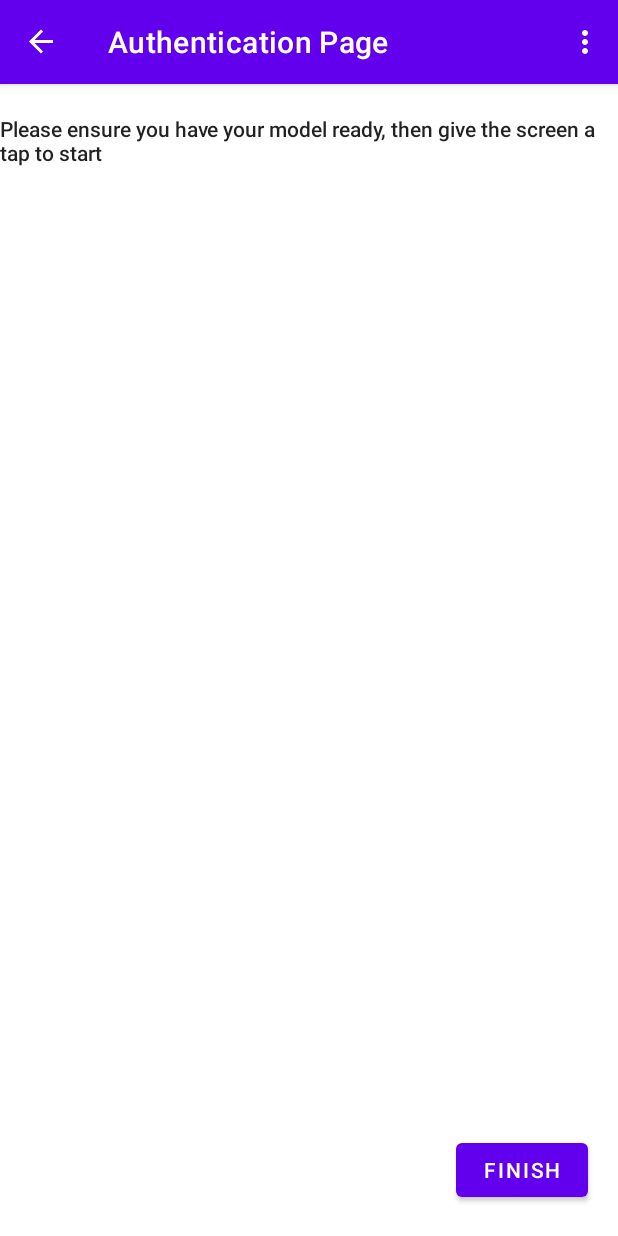
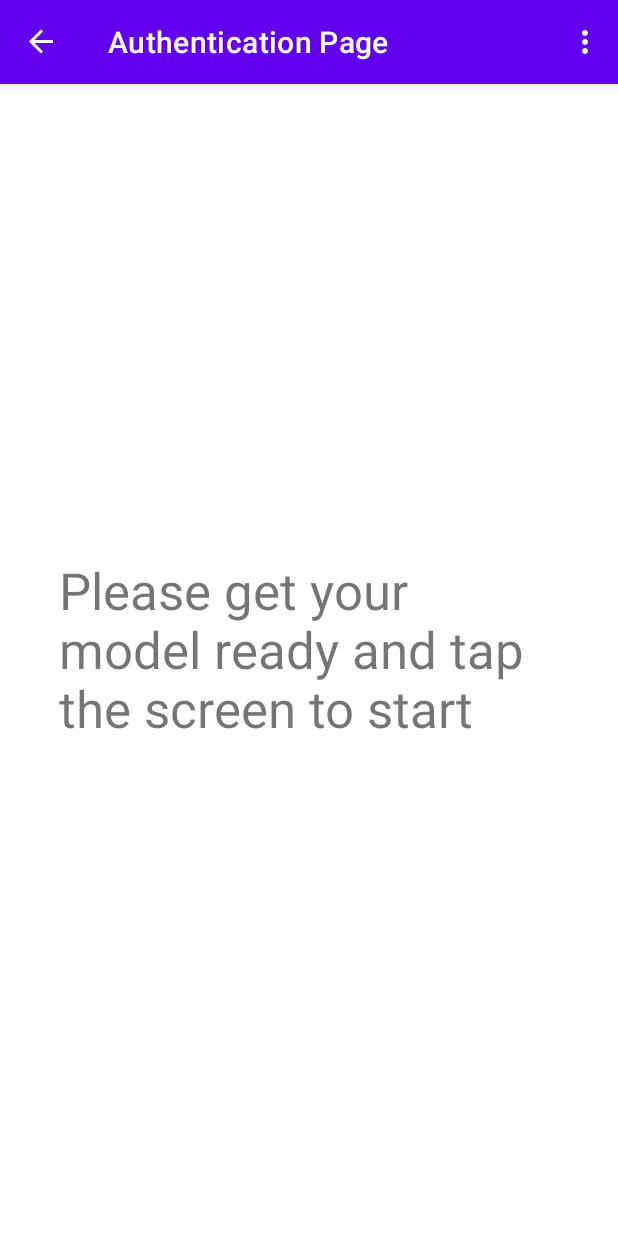
Before and after one commit to mTurner-beepboop/t2fa_project, an Android app: the AuthFragment screen opened through its navigation route, on a phone screen of 412 x 824 dp. Run offline under Robolectric (Android 15) with nearby library versions, the phone set to English and light mode, and no system bars; our stand-ins replace navigation-ui.

Commit message:
Added changed to the second fragments and handling of the text views and buttons to the auth activity to make app more interactive. Noticed during a manual test that the second fragment isn't linked to the auth view, so I'll need to sort that out and either figure out how to link them or collapse them into one

```diff
--- a/src/t2fa_app/app/src/main/java/com/turnerm/t2fa_app/SecondFragment.java
+++ b/src/t2fa_app/app/src/main/java/com/turnerm/t2fa_app/AuthFragment.java
@@ -11,7 +11,7 @@ import androidx.navigation.fragment.NavHostFragment;
 
 import com.turnerm.t2fa_app.databinding.FragmentSecondBinding;
 
-public class SecondFragment extends Fragment {
+public class AuthFragment extends Fragment {
 
     private FragmentSecondBinding binding;
 
@@ -29,10 +29,10 @@ public class SecondFragment extends Fragment {
     public void onViewCreated(@NonNull View view, Bundle savedInstanceState) {
         super.onViewCreated(view, savedInstanceState);
 
-        binding.buttonSecond.setOnClickListener(new View.OnClickListener() {
+        binding.homeButton.setOnClickListener(new View.OnClickListener() {
             @Override
             public void onClick(View view) {
-                NavHostFragment.findNavController(SecondFragment.this)
+                NavHostFragment.findNavController(AuthFragment.this)
                         .navigate(R.id.action_SecondFragment_to_FirstFragment);
             }
         });
--- a/src/t2fa_app/app/src/main/java/com/turnerm/t2fa_app/FirstFragment.java
+++ b/src/t2fa_app/app/src/main/java/com/turnerm/t2fa_app/MainFragment.java
@@ -1,22 +1,17 @@
 package com.turnerm.t2fa_app;
 
-import android.content.Context;
 import android.os.Bundle;
 import android.view.LayoutInflater;
 import android.view.View;
 import android.view.ViewGroup;
-import android.widget.TextView;
-import android.widget.Toast;
 
 import androidx.annotation.NonNull;
-import androidx.core.app.NotificationCompat;
-import androidx.core.app.NotificationManagerCompat;
 import androidx.fragment.app.Fragment;
 import androidx.navigation.fragment.NavHostFragment;
 
 import com.turnerm.t2fa_app.databinding.FragmentFirstBinding;
 
-public class FirstFragment extends Fragment {
+public class MainFragment extends Fragment {
 
     private FragmentFirstBinding binding;
 
@@ -37,7 +32,7 @@ public class FirstFragment extends Fragment {
         binding.buttonFirst.setOnClickListener(new View.OnClickListener() {
             @Override
             public void onClick(View view) {
-                NavHostFragment.findNavController(FirstFragment.this)
+                NavHostFragment.findNavController(MainFragment.this)
                         .navigate(R.id.action_FirstFragment_to_SecondFragment);
             }
         });
--- a/src/t2fa_app/app/src/main/java/com/turnerm/t2fa_app/Objects/CircleCoin.java
+++ b/src/t2fa_app/app/src/main/java/com/turnerm/t2fa_app/Objects/CircleCoin.java
@@ -16,7 +16,7 @@ public class CircleCoin extends AuthObject {
     public boolean getResult() {
         //Required checks - that there are 2 identical sized footprint points; that the path taken by the object touches 3 specific points on the screen in the correct order
 
-        //This should never be called
+        //Check if a valid footprint was found at all
         if (footprint == null){
             return false;
         }
--- a/src/t2fa_app/app/src/main/res/layout/fragment_first.xml
+++ b/src/t2fa_app/app/src/main/res/layout/fragment_first.xml
@@ -4,7 +4,7 @@
     xmlns:tools="http://schemas.android.com/tools"
     android:layout_width="match_parent"
     android:layout_height="match_parent"
-    tools:context=".FirstFragment">
+    tools:context=".MainFragment">
 
     <TextView
         android:id="@+id/textview_first"
--- a/src/t2fa_app/app/src/main/res/layout/fragment_second.xml
+++ b/src/t2fa_app/app/src/main/res/layout/fragment_second.xml
@@ -4,27 +4,29 @@
     xmlns:tools="http://schemas.android.com/tools"
     android:layout_width="match_parent"
     android:layout_height="match_parent"
-    tools:context=".SecondFragment">
+    tools:context=".AuthFragment">
 
     <TextView
-        android:id="@+id/textview_second"
-        android:layout_width="wrap_content"
-        android:layout_height="wrap_content"
+        android:id="@+id/attemptsRemaining"
+        android:layout_width="232dp"
+        android:layout_height="44dp"
         android:layout_marginTop="20dp"
         android:text="@string/authentication_text"
         android:textAppearance="@style/TextAppearance.AppCompat.Body2"
+        android:visibility="invisible"
         app:layout_constraintEnd_toEndOf="parent"
         app:layout_constraintHorizontal_bias="0.496"
         app:layout_constraintStart_toStartOf="parent"
         app:layout_constraintTop_toTopOf="parent" />
 
     <Button
-        android:id="@+id/button_second"
+        android:id="@+id/homeButton"
         android:layout_width="wrap_content"
         android:layout_height="wrap_content"
         android:layout_marginEnd="20dp"
         android:layout_marginBottom="20dp"
         android:text="@string/finish"
+        android:visibility="invisible"
         app:layout_constraintBottom_toBottomOf="parent"
         app:layout_constraintEnd_toEndOf="parent" />
 
@@ -36,4 +38,31 @@
         app:layout_constraintEnd_toEndOf="parent"
         app:layout_constraintStart_toStartOf="parent"
         app:layout_constraintTop_toTopOf="parent" />
+
+    <TextView
+        android:id="@+id/endText"
+        android:layout_width="333dp"
+        android:layout_height="139dp"
+        android:text="@string/end_text"
+        android:textAllCaps="false"
+        android:textIsSelectable="false"
+        android:textSize="34sp"
+        android:visibility="invisible"
+        app:layout_constraintBottom_toBottomOf="@+id/authView"
+        app:layout_constraintEnd_toEndOf="parent"
+        app:layout_constraintStart_toStartOf="parent"
+        app:layout_constraintTop_toTopOf="parent" />
+
+    <TextView
+        android:id="@+id/startText"
+        android:layout_width="333dp"
+        android:layout_height="139dp"
+        android:text="@string/start_text"
+        android:textAllCaps="false"
+        android:textIsSelectable="false"
+        android:textSize="34sp"
+        app:layout_constraintBottom_toBottomOf="@+id/authView"
+        app:layout_constraintEnd_toEndOf="parent"
+        app:layout_constraintStart_toStartOf="parent"
+        app:layout_constraintTop_toTopOf="parent" />
 </androidx.constraintlayout.widget.ConstraintLayout>
--- a/src/t2fa_app/app/src/main/res/navigation/nav_graph.xml
+++ b/src/t2fa_app/app/src/main/res/navigation/nav_graph.xml
@@ -7,7 +7,7 @@
 
     <fragment
         android:id="@+id/FirstFragment"
-        android:name="com.turnerm.t2fa_app.FirstFragment"
+        android:name="com.turnerm.t2fa_app.MainFragment"
         android:label="@string/first_fragment_label"
         tools:layout="@layout/fragment_first">
 
@@ -17,7 +17,7 @@
     </fragment>
     <fragment
         android:id="@+id/SecondFragment"
-        android:name="com.turnerm.t2fa_app.SecondFragment"
+        android:name="com.turnerm.t2fa_app.AuthFragment"
         android:label="@string/second_fragment_label"
         tools:layout="@layout/fragment_second">
 
--- a/src/t2fa_app/app/src/main/res/values/strings.xml
+++ b/src/t2fa_app/app/src/main/res/values/strings.xml
@@ -10,6 +10,8 @@
 
     <string name="intro_menu">Hello, thank you for your participation. Make sure you have your object prepared, then press the button to authenticate.</string>
     <string name="authentication_text">Please ensure you have your model ready, then give the screen a tap to start</string>
+    <string name="start_text">Please get your model ready and tap the screen to start</string>
+    <string name="end_text">Thank you for participating, please return to the main menu and close the app</string>
 
     <string name="CHANNEL_ID">t2fa</string>
     <string name="channel_name">T2FA User Study app</string>
```
Also changed, not shown: src/t2fa_app/app/src/main/java/com/turnerm/t2fa_app/AuthActivity.java (+29 -5 lines).
